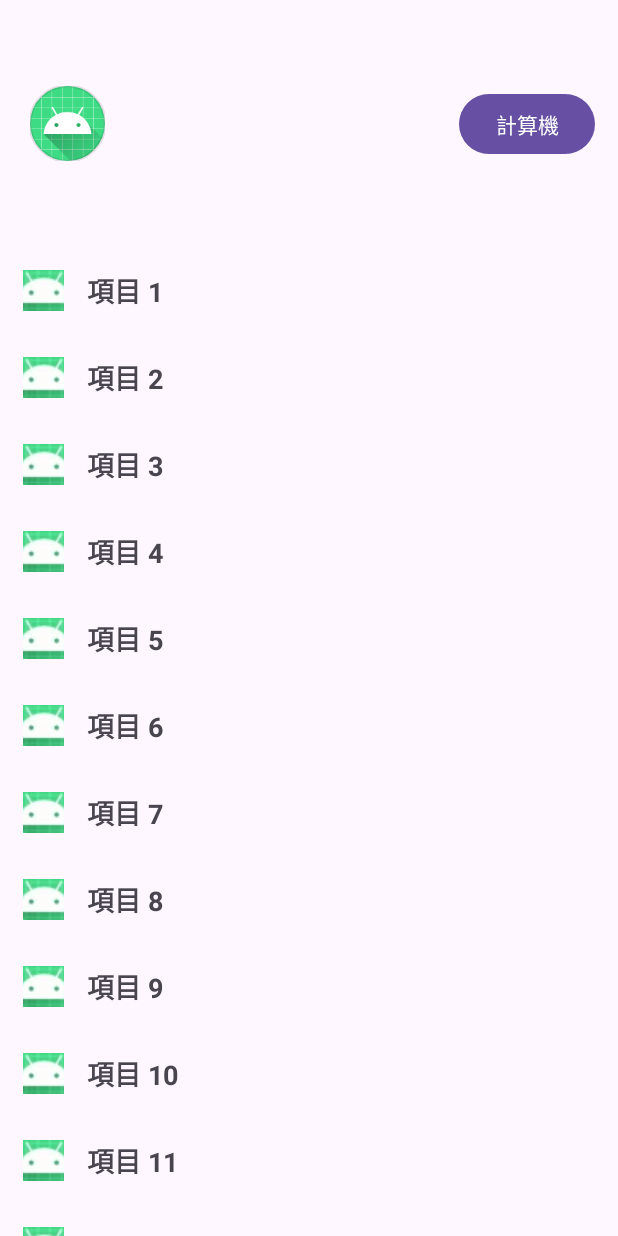
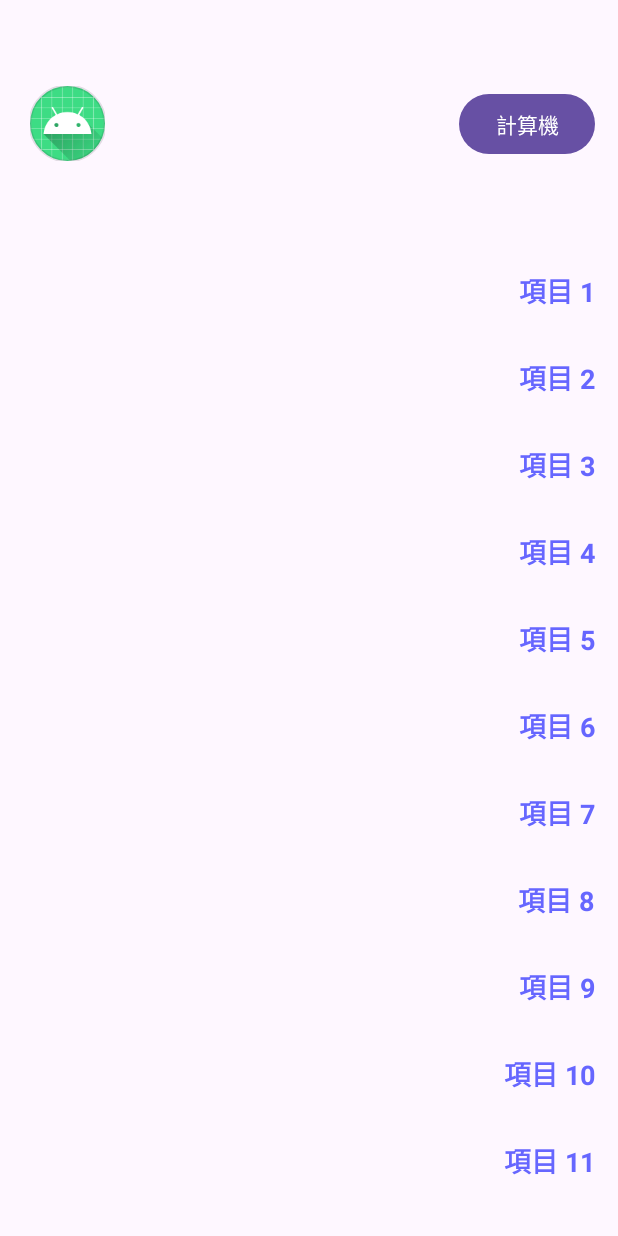
Before and after one commit to sillyegg0926-ops/AndroidAPP, an Android app built with Jetpack Compose: the MainActivity2 screen opened directly, with no data from a screen before it, on a phone screen of 412 x 824 dp. Run offline under Robolectric (Android 15) with nearby library versions, the phone set to English and light mode, and no system bars.

Commit message:
增加OKHttp功能

```diff
--- a/app/build.gradle.kts
+++ b/app/build.gradle.kts
@@ -59,6 +59,11 @@ dependencies {
     implementation(libs.androidx.compose.ui.tooling.preview)
     implementation(libs.androidx.compose.material3)
 
+    // define a BOM and its version
+    implementation(platform("com.squareup.okhttp3:okhttp-bom:5.2.1"))
+// define any required OkHttp artifacts without version
+    implementation("com.squareup.okhttp3:okhttp")
+
 
     testImplementation(libs.junit)
     androidTestImplementation(libs.androidx.junit)
--- a/app/src/main/AndroidManifest.xml
+++ b/app/src/main/AndroidManifest.xml
@@ -9,6 +9,8 @@
     <!-- 對於較舊版本 Android 的向後兼容性 -->
     <uses-permission android:name="android.permission.READ_EXTERNAL_STORAGE"
         android:maxSdkVersion="32" />
+
+    <uses-permission android:name="android.permission.INTERNET" />
 
     <!-- 宣告可以查詢的應用程式類型，用於圖片選擇功能 -->
     <queries>
--- a/app/src/main/java/com/example/myapplication/MainActivity2.kt
+++ b/app/src/main/java/com/example/myapplication/MainActivity2.kt
@@ -33,6 +33,15 @@ import com.google.android.material.snackbar.Snackbar
 import java.io.File
 import java.io.FileOutputStream
 import java.io.InputStream
+import okhttp3.OkHttpClient
+import okhttp3.Request
+import okhttp3.Call
+import okhttp3.Callback
+import okhttp3.Response
+import org.json.JSONException
+import org.json.JSONObject
+import java.io.IOException
+
 
 class MainActivity2 : AppCompatActivity() , MyAdapter.OnItemClickListener {
 
@@ -42,6 +51,12 @@ class MainActivity2 : AppCompatActivity() , MyAdapter.OnItemClickListener {
 
     // 常量定義，在 Kotlin 中通常放在 companion object 內
     companion object {
+        val client = OkHttpClient()
+
+        // 2. 建立 Request 物件
+        val request = Request.Builder()
+            .url("https://cdn.jsdelivr.net/npm/@fawazahmed0/currency-api@latest/v1/currencies/twd.json") // 替換為您的 API 網址
+            .build()
 
         const val PERMISSION_REQUEST_CODE = 100
         const val PREFS_NAME = "MyAppPreferences"
@@ -85,7 +100,7 @@ class MainActivity2 : AppCompatActivity() , MyAdapter.OnItemClickListener {
         }
 
         setupBackPressedHandler()
-
+        getCurrencyData()
 
 
 
@@ -112,6 +127,7 @@ class MainActivity2 : AppCompatActivity() , MyAdapter.OnItemClickListener {
             val intent = Intent(this, MainActivity3::class.java)
             startActivity(intent)
         }
+
 
     }
 
@@ -423,5 +439,39 @@ class MainActivity2 : AppCompatActivity() , MyAdapter.OnItemClickListener {
         Snackbar.make(rootView, message, duration).show()
     }
 
+    // 建議在 ViewModel 或 Repository 中執行網路請求
+
+    // 1. 建立 OkHttpClient 實例 (建議單例模式，提升效能)
+
+    // 3. 發送請求並處理回應
+    private fun getCurrencyData() {
+        client.newCall(request).enqueue(
+            object : Callback {
+                override fun onFailure(
+                    call: Call,
+                    e: IOException,
+                ) {
+                    println("failed: $e")
+                }
+
+                override fun onResponse(
+                    call: Call,
+                    response: Response,
+                ) {
+//                    println("response: ${response.code}")
+//                    response.close()
+                    try{
+                        val jsonObject = JSONObject(response.body.string())
+                        val value = JSONObject(jsonObject.getString("twd")).optDouble("jpy")
+                        println("response: $value")
+                    }catch (e: JSONException){
+                        e.printStackTrace()
+                    }
+                    response.close()
+                }
+            },
+        )
+    }
+
 
 }
--- a/app/src/main/java/com/example/myapplication/adapter/MyAdapter.kt
+++ b/app/src/main/java/com/example/myapplication/adapter/MyAdapter.kt
@@ -19,7 +19,9 @@ class MyAdapter(private val myData: List<String>, private val onItemClickListene
     }
         // 2. 定義 ViewHolder，它會持有每個清單項目的 View
         class MyViewHolder(itemView: View) : RecyclerView.ViewHolder(itemView) {
-            val textView: TextView = itemView.findViewById(R.id.textView_title)
+            val currencyCodeText: TextView = itemView.findViewById(R.id.textView_title1)
+            val currencyNameText: TextView = itemView.findViewById(R.id.textView_title2)
+            val textView: TextView = itemView.findViewById(R.id.textView_title3)
         }
 
         // 3. 創建 ViewHolder
--- a/app/src/main/res/layout/item_view.xml
+++ b/app/src/main/res/layout/item_view.xml
@@ -2,32 +2,46 @@
 <androidx.constraintlayout.widget.ConstraintLayout
     xmlns:android="http://schemas.android.com/apk/res/android"
     xmlns:app="http://schemas.android.com/apk/res-auto"
+    xmlns:tools="http://schemas.android.com/tools"
     android:layout_width="match_parent"
     android:layout_height="wrap_content">
 
-    <ImageView
-        android:id="@+id/image"
-        android:layout_width="wrap_content"
-        android:layout_height="0dp"
-        android:layout_margin="15dp"
-        android:src="@drawable/ic_launcher"
-        android:scaleType="center"
-        android:adjustViewBounds="true"
-        app:layout_constraintTop_toTopOf="parent"
-        app:layout_constraintBottom_toBottomOf="parent"
-        app:layout_constraintStart_toStartOf="parent"
-        />
     <TextView
-        android:id="@+id/textView_title"
+        android:id="@+id/textView_title1"
         android:layout_width="wrap_content"
         android:layout_height="wrap_content"
         android:layout_margin="15dp"
         android:textSize="18sp"
         android:textStyle="bold"
-        android:text="@string/item_text"
+        tools:text="USD"
+        app:layout_constraintBottom_toBottomOf="parent"
+        app:layout_constraintStart_toStartOf="parent"
         app:layout_constraintTop_toTopOf="parent"
-        app:layout_constraintStart_toEndOf="@id/image"
+        />
+    <TextView
+        android:id="@+id/textView_title2"
+        android:layout_width="wrap_content"
+        android:layout_height="wrap_content"
+        android:layout_margin="15dp"
+        android:textSize="18sp"
+        android:textStyle="bold"
+        tools:text="美元"
         app:layout_constraintBottom_toBottomOf="parent"
+        app:layout_constraintStart_toEndOf="@id/textView_title1"
+        app:layout_constraintTop_toTopOf="parent"
+        />
+    <TextView
+        android:id="@+id/textView_title3"
+        android:layout_width="wrap_content"
+        android:layout_height="wrap_content"
+        android:layout_margin="15dp"
+        android:textSize="18sp"
+        android:textStyle="bold"
+        android:textColor="#6666FF"
+        tools:text="31.2345"
+        app:layout_constraintBottom_toBottomOf="parent"
+        app:layout_constraintEnd_toEndOf="parent"
+        app:layout_constraintTop_toTopOf="parent"
         />
 
 
--- a/gradle/libs.versions.toml
+++ b/gradle/libs.versions.toml
@@ -1,6 +1,6 @@
 [versions]
 agp = "8.13.0"
-kotlin = "2.0.21"
+kotlin = "2.2.0"
 coreKtx = "1.17.0"
 junit = "4.13.2"
 junitVersion = "1.3.0"
```
Also changed, not shown: 8 other files.
